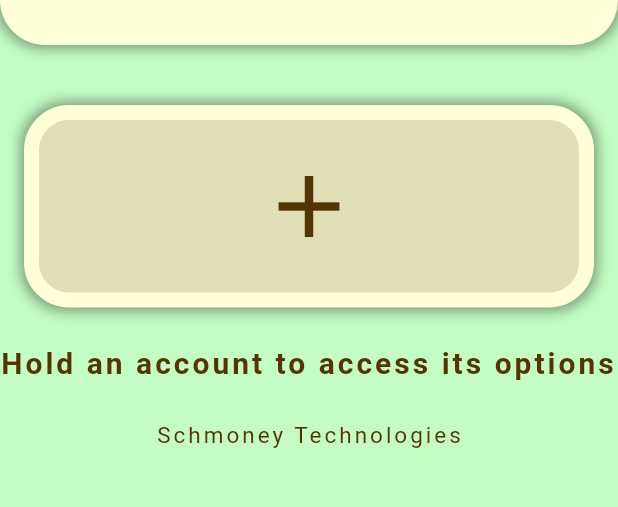
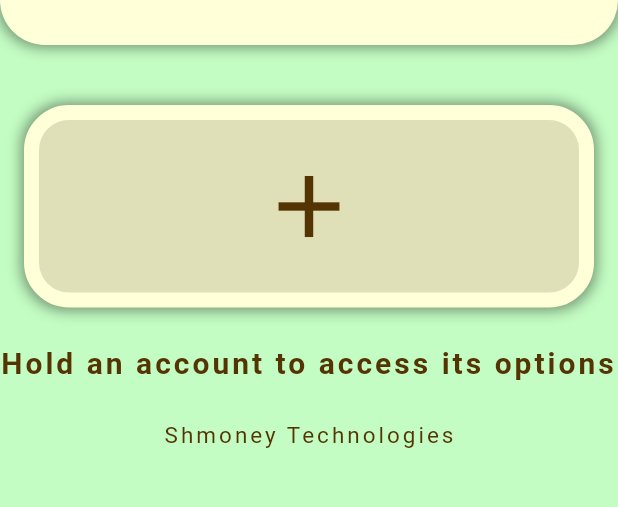
Before and after one commit to ChibuO/Money-Tracker-App, a Flutter app: the screen it shows after launch, on a phone screen of 412 x 824 dp, the part 240-747 px from its top. Run offline on Flutter 3.47's test engine with Material 2 defaults, Android fonts, the phone set to English and light mode, and no system bars; our stand-ins replace auto_size_text, focused_menu, google_fonts, hive, hive_flutter; accounts and stored records are empty; Roboto replaces fonts that are missing (Play).

```diff
--- a/lib/main.dart
+++ b/lib/main.dart
@@ -63,9 +63,6 @@ class MyApp extends StatelessWidget {
         ),
       ),
       child: Container(
-        // blur: 9,
-        // color: tanShadowColor,
-        // offset: const Offset(0, -9),
         child: Container(
           height: 160,
           width: 350,
@@ -179,7 +176,7 @@ class _BankScreenState extends State<BankScreen> {
         textAlign: TextAlign.center,
       ),
       SizedBox(height: 25),
-      Text("Schmoney Technologies", style: regFontStyleSmall),
+      Text("Shmoney Technologies", style: regFontStyleSmall),
       SizedBox(height: 15),
     ]);
   } //widget
```
Also changed, not shown: 52 other files.
